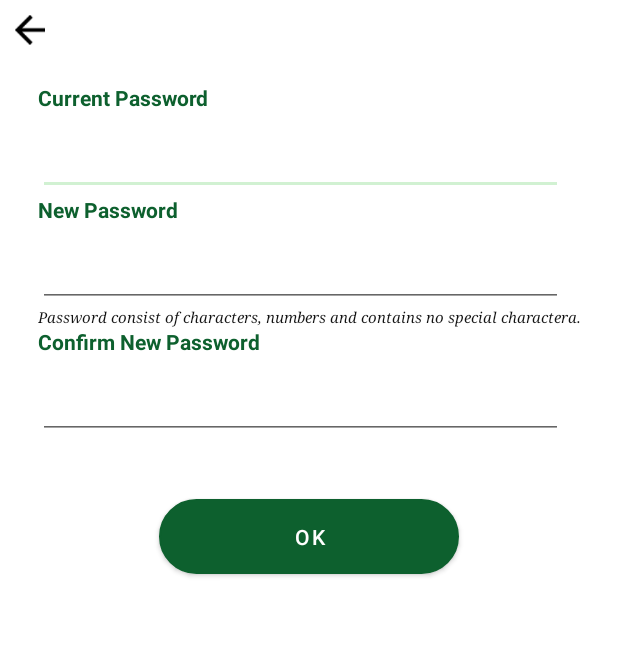
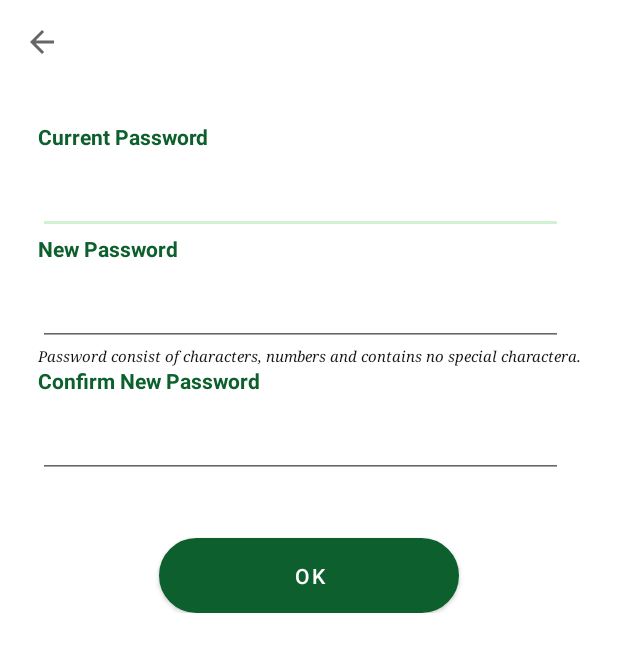
Before and after one commit to Lamduy0807/DoAnNMUDDD, an Android app: the ChangePasswordActivity screen opened directly, with no data from a screen before it, on a phone screen of 412 x 824 dp. Shown: the top 652 px of the screen. Run offline under Robolectric (Android 15) with nearby library versions, the phone set to English and light mode, and no system bars; our stand-ins replace Firebase (no records; nobody signed in at launch, a user with empty details on screens opened directly); libraries missing offline, so code that uses them is left out: com.makeramen.roundedimageview.

Commit message:
fix navigation + add back button in some activity

```diff
--- a/app/src/main/java/controller/CreateTrip/CreateTrip1.java
+++ b/app/src/main/java/controller/CreateTrip/CreateTrip1.java
@@ -66,10 +66,6 @@ public class CreateTrip1 extends AppCompatActivity {
 
                         return true;
                     }
-                    case R.id.action_noti:
-                    {
-
-                    }
                     case R.id.action_pro:
                     {
                         startActivity(new Intent(getApplicationContext(), ProfileActivity.class));
--- a/app/src/main/java/controller/CreateTrip/Trip6Activity.java
+++ b/app/src/main/java/controller/CreateTrip/Trip6Activity.java
@@ -2,6 +2,7 @@ package controller.CreateTrip;
 
 import androidx.annotation.NonNull;
 import androidx.appcompat.app.AppCompatActivity;
+import androidx.appcompat.widget.Toolbar;
 import androidx.fragment.app.FragmentActivity;
 import androidx.recyclerview.widget.LinearLayoutManager;
 import androidx.recyclerview.widget.RecyclerView;
@@ -33,7 +34,10 @@ public class Trip6Activity extends AppCompatActivity implements OnMapReadyCallba
         SupportMapFragment mapFragment = (SupportMapFragment) getSupportFragmentManager()
         .findFragmentById(R.id.map);
         mapFragment.getMapAsync(this);
-
+        Toolbar tb = findViewById(R.id.tb);
+        setSupportActionBar(tb);
+        getSupportActionBar().setDisplayShowTitleEnabled(false);
+        getSupportActionBar().setDisplayHomeAsUpEnabled(true);
         addControls();
 
     }
--- a/app/src/main/java/controller/minh/ChangePasswordActivity.java
+++ b/app/src/main/java/controller/minh/ChangePasswordActivity.java
@@ -2,6 +2,7 @@ package controller.minh;
 
 import androidx.annotation.NonNull;
 import androidx.appcompat.app.AppCompatActivity;
+import androidx.appcompat.widget.Toolbar;
 
 import android.content.Intent;
 import android.os.Bundle;
@@ -28,6 +29,10 @@ public class ChangePasswordActivity extends AppCompatActivity {
     protected void onCreate(Bundle savedInstanceState) {
         super.onCreate(savedInstanceState);
         setContentView(R.layout.activity_change_password);
+        Toolbar tb = findViewById(R.id.tb);
+        setSupportActionBar(tb);
+        getSupportActionBar().setDisplayShowTitleEnabled(false);
+        getSupportActionBar().setDisplayHomeAsUpEnabled(true);
         edPass = findViewById(R.id.edPass);
         edNewPass = findViewById(R.id.edNewPass);
         edConfirmPass = findViewById(R.id.edConfirmPass);
--- /dev/null
+++ b/app/src/main/res/color/customnavigationcolor.xml
@@ -0,0 +1,5 @@
+<?xml version="1.0" encoding="utf-8"?>
+<selector xmlns:android="http://schemas.android.com/apk/res/android">
+<item android:color="@color/LightGreen" android:state_checked="false"/>
+    <item android:color="#AFB42B" android:state_checked="true"/>
+</selector>
--- /dev/null
+++ b/app/src/main/res/drawable/ic_baseline_close_50.xml
@@ -0,0 +1,5 @@
+<vector android:height="50dp" android:tint="?attr/colorControlNormal"
+    android:viewportHeight="24" android:viewportWidth="24"
+    android:width="50dp" xmlns:android="http://schemas.android.com/apk/res/android">
+    <path android:fillColor="@android:color/white" android:pathData="M19,6.41L17.59,5 12,10.59 6.41,5 5,6.41 10.59,12 5,17.59 6.41,19 12,13.41 17.59,19 19,17.59 13.41,12z"/>
+</vector>
--- a/app/src/main/res/layout/activity_change_password.xml
+++ b/app/src/main/res/layout/activity_change_password.xml
@@ -5,23 +5,27 @@
     android:layout_width="match_parent"
     android:layout_height="match_parent"
     tools:context="controller.minh.ChangePasswordActivity">
-
+    <androidx.appcompat.widget.Toolbar
+        android:id="@+id/tb"
+        android:layout_width="match_parent"
+        android:layout_height="wrap_content"
+        android:minHeight="?attr/actionBarSize"
+        android:background="@color/white"
+        app:title=""
+        app:layout_constraintEnd_toEndOf="parent"
+        app:layout_constraintStart_toStartOf="parent"
+        app:layout_constraintTop_toTopOf="parent"
+        />
     <LinearLayout
         android:layout_width="match_parent"
-        android:layout_height="match_parent"
+        android:layout_height="wrap_content"
         android:orientation="vertical"
+        app:layout_constraintVertical_bias="0"
         app:layout_constraintBottom_toBottomOf="parent"
         app:layout_constraintEnd_toEndOf="parent"
         app:layout_constraintStart_toStartOf="parent"
-        app:layout_constraintTop_toTopOf="parent">
-     <ImageView
-         android:layout_width="20dp"
-         android:layout_height="20dp"
-         android:id="@+id/imgback"
-         android:layout_marginLeft="10dp"
-         android:layout_marginTop="10dp"
-         android:src="@drawable/ic_arrow_upward_24px"
-         android:onClick="Back"/>
+        app:layout_constraintTop_toBottomOf="@id/tb">
+
         <TextView
             android:layout_width="wrap_content"
             android:layout_height="wrap_content"
--- a/app/src/main/res/layout/activity_home_screen.xml
+++ b/app/src/main/res/layout/activity_home_screen.xml
@@ -296,9 +296,9 @@
         android:layout_width="match_parent"
         android:layout_height="wrap_content"
         android:layout_alignParentBottom="true"
-        app:itemBackground="@color/design_default_color_secondary"
-        app:itemIconTint="@color/custom_color_bottomnavigationbar"
-        app:itemTextColor="@color/custom_color_bottomnavigationbar"
+        android:background="@drawable/shapenavigation"
+        app:itemIconTint="@color/customnavigationcolor"
+        app:itemTextColor="@color/customnavigationcolor"
         app:layout_constraintBottom_toBottomOf="parent"
         app:layout_constraintEnd_toEndOf="parent"
         app:layout_constraintHorizontal_bias="1.0"
--- a/app/src/main/res/menu/menu_bottom_navi.xml
+++ b/app/src/main/res/menu/menu_bottom_navi.xml
@@ -6,9 +6,7 @@
     <item android:id="@+id/action_trip"
         android:title="@string/action_trip"
         android:icon="@drawable/icon_trip"/>
-    <item android:id="@+id/action_noti"
-        android:title="@string/action_noti"
-        android:icon="@drawable/icon_noti"/>
+
     <item android:id="@+id/action_pro"
         android:title="@string/action_pro"
         android:icon="@drawable/icon_pro"/>
```
Also changed, not shown: app/src/main/AndroidManifest.xml (+6 -3 lines), app/src/main/java/controller/CreateTrip/CreateTrip2.java (+10 -1 lines), app/src/main/java/controller/minh/ProfileActivity.java (+34 -1 lines), app/src/main/java/controller/mytravel/HomeScreen.java (+2 -7 lines), app/src/main/res/drawable/ic_baseline_close_24.xml (added, +10 -0 lines), app/src/main/res/drawable/shapenavigation.xml (added, +8 -0 lines), app/src/main/res/layout/activity_create_trip_1.xml (+6 -12 lines), app/src/main/res/layout/activity_create_trip_2.xml (+14 -11 lines), app/src/main/res/layout/activity_profile.xml (+5 -5 lines), app/src/main/res/layout/activity_trip6.xml (+13 -1 lines).
